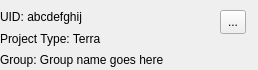
The window that windows/project_details.ui (sensehawk/qgis_plugin) describes before a commit, drawn with Qt 5.
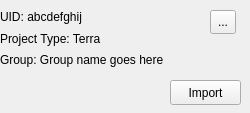
The same window after the commit. Custom widgets are drawn as their Qt base class.

Commit message: geojson import feature

Patch:
```diff
--- a/windows/project_details.ui
+++ b/windows/project_details.ui
@@ -6,8 +6,8 @@
    <rect>
     <x>0</x>
     <y>0</y>
-    <width>258</width>
-    <height>70</height>
+    <width>250</width>
+    <height>113</height>
    </rect>
   </property>
   <property name="sizePolicy">
@@ -19,7 +19,7 @@
   <property name="minimumSize">
    <size>
     <width>250</width>
-    <height>70</height>
+    <height>113</height>
    </size>
   </property>
   <property name="windowTitle">
@@ -54,7 +54,7 @@
   <widget class="QToolButton" name="toolButton">
    <property name="geometry">
     <rect>
-     <x>220</x>
+     <x>210</x>
      <y>10</y>
      <width>26</width>
      <height>24</height>
@@ -77,7 +77,37 @@
     <string>Group: Group name goes here</string>
    </property>
   </widget>
+  <widget class="QgsFileWidget" name="importFileWidget">
+   <property name="geometry">
+    <rect>
+     <x>0</x>
+     <y>80</y>
+     <width>161</width>
+     <height>27</height>
+    </rect>
+   </property>
+  </widget>
+  <widget class="QPushButton" name="importButton">
+   <property name="geometry">
+    <rect>
+     <x>170</x>
+     <y>80</y>
+     <width>71</width>
+     <height>25</height>
+    </rect>
+   </property>
+   <property name="text">
+    <string>Import</string>
+   </property>
+  </widget>
  </widget>
+ <customwidgets>
+  <customwidget>
+   <class>QgsFileWidget</class>
+   <extends>QWidget</extends>
+   <header>qgsfilewidget.h</header>
+  </customwidget>
+ </customwidgets>
  <resources/>
  <connections/>
 </ui>
```
The commit also changes 1 other file.
